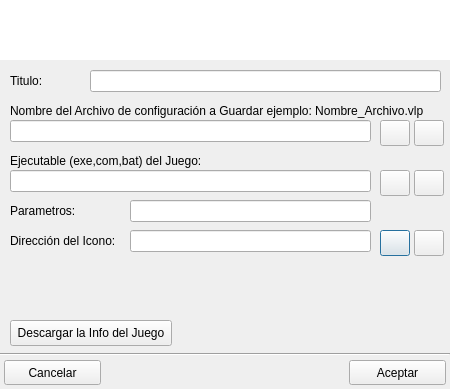
First picture: the form in ui/vdmsound.ui, repository Monthy/gr-lida, before the edit.
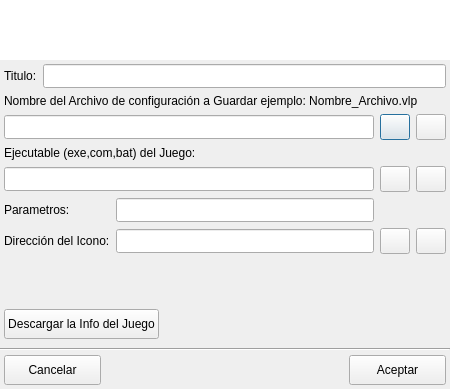
Second picture: the form after the edit. Icons and pictures are not drawn.

What changed in the file:
```diff
--- a/ui/vdmsound.ui
+++ b/ui/vdmsound.ui
@@ -135,249 +135,292 @@
        <verstretch>0</verstretch>
       </sizepolicy>
      </property>
-     <widget class="QLabel" name="lb_Vdms_3" >
-      <property name="geometry" >
-       <rect>
-        <x>10</x>
-        <y>140</y>
-        <width>111</width>
-        <height>21</height>
-       </rect>
+     <layout class="QVBoxLayout" name="verticalLayout" >
+      <property name="leftMargin" >
+       <number>4</number>
       </property>
-      <property name="text" >
-       <string>Parametros:</string>
+      <property name="topMargin" >
+       <number>4</number>
       </property>
-     </widget>
-     <widget class="QLabel" name="lb_Vdms_4" >
-      <property name="geometry" >
-       <rect>
-        <x>10</x>
-        <y>170</y>
-        <width>111</width>
-        <height>21</height>
-       </rect>
+      <property name="rightMargin" >
+       <number>4</number>
       </property>
-      <property name="text" >
-       <string>Dirección del Icono:</string>
-      </property>
-     </widget>
-     <widget class="QPushButton" name="btnVdms_Icono" >
-      <property name="geometry" >
-       <rect>
-        <x>380</x>
-        <y>170</y>
-        <width>30</width>
-        <height>26</height>
-       </rect>
-      </property>
-      <property name="text" >
-       <string/>
-      </property>
-      <property name="icon" >
-       <iconset resource="../res/grlida.qrc" >
-        <normaloff>:/img16/carpeta_1.png</normaloff>:/img16/carpeta_1.png</iconset>
-      </property>
-     </widget>
-     <widget class="QPushButton" name="btnVdms_ExeJuego" >
-      <property name="geometry" >
-       <rect>
-        <x>380</x>
-        <y>110</y>
-        <width>30</width>
-        <height>26</height>
-       </rect>
-      </property>
-      <property name="text" >
-       <string/>
-      </property>
-      <property name="icon" >
-       <iconset resource="../res/grlida.qrc" >
-        <normaloff>:/img16/carpeta_1.png</normaloff>:/img16/carpeta_1.png</iconset>
-      </property>
-     </widget>
-     <widget class="QPushButton" name="btnVdms_FileConfg" >
-      <property name="geometry" >
-       <rect>
-        <x>380</x>
-        <y>60</y>
-        <width>30</width>
-        <height>26</height>
-       </rect>
-      </property>
-      <property name="text" >
-       <string/>
-      </property>
-      <property name="icon" >
-       <iconset resource="../res/grlida.qrc" >
-        <normaloff>:/img16/carpeta_1.png</normaloff>:/img16/carpeta_1.png</iconset>
-      </property>
-     </widget>
-     <widget class="QLabel" name="lb_Vdms_1" >
-      <property name="geometry" >
-       <rect>
-        <x>10</x>
-        <y>40</y>
-        <width>431</width>
-        <height>21</height>
-       </rect>
-      </property>
-      <property name="text" >
-       <string>Nombre del Archivo de configuración a Guardar ejemplo: Nombre_Archivo.vlp</string>
-      </property>
-     </widget>
-     <widget class="QLabel" name="lb_Datos_1" >
-      <property name="geometry" >
-       <rect>
-        <x>10</x>
-        <y>10</y>
-        <width>71</width>
-        <height>21</height>
-       </rect>
-      </property>
-      <property name="text" >
-       <string>Titulo:</string>
-      </property>
-     </widget>
-     <widget class="QLineEdit" name="txtDatos_Titulo" >
-      <property name="geometry" >
-       <rect>
-        <x>90</x>
-        <y>10</y>
-        <width>351</width>
-        <height>22</height>
-       </rect>
-      </property>
-     </widget>
-     <widget class="QLabel" name="lb_Vdms_2" >
-      <property name="geometry" >
-       <rect>
-        <x>10</x>
-        <y>90</y>
-        <width>361</width>
-        <height>21</height>
-       </rect>
-      </property>
-      <property name="text" >
-       <string>Ejecutable (exe,com,bat) del Juego:</string>
-      </property>
-     </widget>
-     <widget class="QLineEdit" name="txtVdms_params" >
-      <property name="geometry" >
-       <rect>
-        <x>130</x>
-        <y>140</y>
-        <width>241</width>
-        <height>22</height>
-       </rect>
-      </property>
-     </widget>
-     <widget class="QLineEdit" name="txtVdms_path_conf" >
-      <property name="geometry" >
-       <rect>
-        <x>10</x>
-        <y>60</y>
-        <width>361</width>
-        <height>22</height>
-       </rect>
-      </property>
-     </widget>
-     <widget class="QLineEdit" name="txtVdms_path_exe" >
-      <property name="geometry" >
-       <rect>
-        <x>10</x>
-        <y>110</y>
-        <width>361</width>
-        <height>22</height>
-       </rect>
-      </property>
-     </widget>
-     <widget class="QLineEdit" name="txtVdms_icon" >
-      <property name="geometry" >
-       <rect>
-        <x>130</x>
-        <y>170</y>
-        <width>241</width>
-        <height>22</height>
-       </rect>
-      </property>
-     </widget>
-     <widget class="QPushButton" name="btnVdms_Icono_clear" >
-      <property name="geometry" >
-       <rect>
-        <x>414</x>
-        <y>170</y>
-        <width>30</width>
-        <height>26</height>
-       </rect>
-      </property>
-      <property name="maximumSize" >
-       <size>
-        <width>30</width>
-        <height>26</height>
-       </size>
-      </property>
-      <property name="icon" >
-       <iconset resource="../res/grlida.qrc" >
-        <normaloff>:/img16/limpiar.png</normaloff>:/img16/limpiar.png</iconset>
-      </property>
-     </widget>
-     <widget class="QPushButton" name="btnVdms_FileConfg_clear" >
-      <property name="geometry" >
-       <rect>
-        <x>414</x>
-        <y>60</y>
-        <width>30</width>
-        <height>26</height>
-       </rect>
-      </property>
-      <property name="maximumSize" >
-       <size>
-        <width>30</width>
-        <height>26</height>
-       </size>
-      </property>
-      <property name="icon" >
-       <iconset resource="../res/grlida.qrc" >
-        <normaloff>:/img16/limpiar.png</normaloff>:/img16/limpiar.png</iconset>
-      </property>
-     </widget>
-     <widget class="QPushButton" name="btnVdms_ExeJuego_clear" >
-      <property name="geometry" >
-       <rect>
-        <x>414</x>
-        <y>110</y>
-        <width>30</width>
-        <height>26</height>
-       </rect>
-      </property>
-      <property name="maximumSize" >
-       <size>
-        <width>30</width>
-        <height>26</height>
-       </size>
-      </property>
-      <property name="icon" >
-       <iconset resource="../res/grlida.qrc" >
-        <normaloff>:/img16/limpiar.png</normaloff>:/img16/limpiar.png</iconset>
-      </property>
-     </widget>
-     <widget class="QPushButton" name="btnDescargarInfo" >
-      <property name="geometry" >
-       <rect>
-        <x>10</x>
-        <y>260</y>
-        <width>162</width>
-        <height>26</height>
-       </rect>
-      </property>
-      <property name="text" >
-       <string>Descargar la Info del Juego</string>
-      </property>
-      <property name="icon" >
-       <iconset resource="../res/grlida.qrc" >
-        <normaloff>:/img16/go-down.png</normaloff>:/img16/go-down.png</iconset>
-      </property>
-     </widget>
+      <item>
+       <layout class="QHBoxLayout" name="horizontalLayout" >
+        <item>
+         <widget class="QLabel" name="lb_Datos_1" >
+          <property name="text" >
+           <string>Titulo:</string>
+          </property>
+         </widget>
+        </item>
+        <item>
+         <widget class="QLineEdit" name="txtDatos_Titulo" >
+          <property name="minimumSize" >
+           <size>
+            <width>0</width>
+            <height>24</height>
+           </size>
+          </property>
+         </widget>
+        </item>
+       </layout>
+      </item>
+      <item>
+       <layout class="QGridLayout" name="gridLayout" >
+        <item row="0" column="0" colspan="4" >
+         <widget class="QLabel" name="lb_Vdms_1" >
+          <property name="text" >
+           <string>Nombre del Archivo de configuración a Guardar ejemplo: Nombre_Archivo.vlp</string>
+          </property>
+         </widget>
+        </item>
+        <item row="1" column="0" colspan="2" >
+         <widget class="QLineEdit" name="txtVdms_path_conf" >
+          <property name="minimumSize" >
+           <size>
+            <width>0</width>
+            <height>24</height>
+           </size>
+          </property>
+         </widget>
+        </item>
+        <item row="1" column="2" >
+         <widget class="QPushButton" name="btnVdms_FileConfg" >
+          <property name="minimumSize" >
+           <size>
+            <width>30</width>
+            <height>26</height>
+           </size>
+          </property>
+          <property name="maximumSize" >
+           <size>
+            <width>30</width>
+            <height>26</height>
+           </size>
+          </property>
+          <property name="text" >
+           <string/>
+          </property>
+          <property name="icon" >
+           <iconset resource="../res/grlida.qrc" >
+            <normaloff>:/img16/carpeta_1.png</normaloff>:/img16/carpeta_1.png</iconset>
+          </property>
+         </widget>
+        </item>
+        <item row="1" column="3" >
+         <widget class="QPushButton" name="btnVdms_FileConfg_clear" >
+          <property name="minimumSize" >
+           <size>
+            <width>30</width>
+            <height>26</height>
+           </size>
+          </property>
+          <property name="maximumSize" >
+           <size>
+            <width>30</width>
+            <height>26</height>
+           </size>
+          </property>
+          <property name="icon" >
+           <iconset resource="../res/grlida.qrc" >
+            <normaloff>:/img16/limpiar.png</normaloff>:/img16/limpiar.png</iconset>
+          </property>
+         </widget>
+        </item>
+        <item row="2" column="0" colspan="2" >
+         <widget class="QLabel" name="lb_Vdms_2" >
+          <property name="text" >
+           <string>Ejecutable (exe,com,bat) del Juego:</string>
+          </property>
+         </widget>
+        </item>
+        <item row="3" column="0" colspan="2" >
+         <widget class="QLineEdit" name="txtVdms_path_exe" >
+          <property name="minimumSize" >
+           <size>
+            <width>0</width>
+            <height>24</height>
+           </size>
+          </property>
+         </widget>
+        </item>
+        <item row="3" column="2" >
+         <widget class="QPushButton" name="btnVdms_ExeJuego" >
+          <property name="minimumSize" >
+           <size>
+            <width>30</width>
+            <height>26</height>
+           </size>
+          </property>
+          <property name="maximumSize" >
+           <size>
+            <width>30</width>
+            <height>26</height>
+           </size>
+          </property>
+          <property name="text" >
+           <string/>
+          </property>
+          <property name="icon" >
+           <iconset resource="../res/grlida.qrc" >
+            <normaloff>:/img16/carpeta_1.png</normaloff>:/img16/carpeta_1.png</iconset>
+          </property>
+         </widget>
+        </item>
+        <item row="3" column="3" >
+         <widget class="QPushButton" name="btnVdms_ExeJuego_clear" >
+          <property name="minimumSize" >
+           <size>
+            <width>30</width>
+            <height>26</height>
+           </size>
+          </property>
+          <property name="maximumSize" >
+           <size>
+            <width>30</width>
+            <height>26</height>
+           </size>
+          </property>
+          <property name="icon" >
+           <iconset resource="../res/grlida.qrc" >
+            <normaloff>:/img16/limpiar.png</normaloff>:/img16/limpiar.png</iconset>
+          </property>
+         </widget>
+        </item>
+        <item row="4" column="0" >
+         <widget class="QLabel" name="lb_Vdms_3" >
+          <property name="text" >
+           <string>Parametros:</string>
+          </property>
+         </widget>
+        </item>
+        <item row="4" column="1" >
+         <widget class="QLineEdit" name="txtVdms_params" >
+          <property name="minimumSize" >
+           <size>
+            <width>0</width>
+            <height>24</height>
+           </size>
+          </property>
+         </widget>
+        </item>
+        <item row="5" column="0" >
+         <widget class="QLabel" name="lb_Vdms_4" >
+          <property name="text" >
+           <string>Dirección del Icono:</string>
+          </property>
+         </widget>
+        </item>
+        <item row="5" column="1" >
+         <widget class="QLineEdit" name="txtVdms_icon" >
+          <property name="minimumSize" >
+           <size>
+            <width>0</width>
+            <height>24</height>
+           </size>
+          </property>
+         </widget>
+        </item>
+        <item row="5" column="2" >
+         <widget class="QPushButton" name="btnVdms_Icono" >
+          <property name="minimumSize" >
+           <size>
+            <width>30</width>
+            <height>26</height>
+           </size>
+          </property>
+          <property name="maximumSize" >
+           <size>
+            <width>30</width>
+            <height>26</height>
+           </size>
+          </property>
+          <property name="text" >
+           <string/>
+          </property>
+          <property name="icon" >
+           <iconset resource="../res/grlida.qrc" >
+            <normaloff>:/img16/carpeta_1.png</normaloff>:/img16/carpeta_1.png</iconset>
+          </property>
+         </widget>
+        </item>
+        <item row="5" column="3" >
+         <widget class="QPushButton" name="btnVdms_Icono_clear" >
+          <property name="minimumSize" >
+           <size>
+            <width>30</width>
+            <height>26</height>
+           </size>
+          </property>
+          <property name="maximumSize" >
+           <size>
+            <width>30</width>
+            <height>26</height>
+           </size>
+          </property>
+          <property name="icon" >
+           <iconset resource="../res/grlida.qrc" >
+            <normaloff>:/img16/limpiar.png</normaloff>:/img16/limpiar.png</iconset>
+          </property>
+         </widget>
+        </item>
+       </layout>
+      </item>
+      <item>
+       <spacer name="verticalSpacer" >
+        <property name="orientation" >
+         <enum>Qt::Vertical</enum>
+        </property>
+        <property name="sizeHint" stdset="0" >
+         <size>
+          <width>20</width>
+          <height>51</height>
+         </size>
+        </property>
+       </spacer>
+      </item>
+      <item>
+       <layout class="QHBoxLayout" name="horizontalLayout_2" >
+        <item>
+         <widget class="QPushButton" name="btnDescargarInfo" >
+          <property name="sizePolicy" >
+           <sizepolicy vsizetype="Fixed" hsizetype="Preferred" >
+            <horstretch>0</horstretch>
+            <verstretch>0</verstretch>
+           </sizepolicy>
+          </property>
+          <property name="minimumSize" >
+           <size>
+            <width>0</width>
+            <height>30</height>
+           </size>
+          </property>
+          <property name="text" >
+           <string>Descargar la Info del Juego</string>
+          </property>
+          <property name="icon" >
+           <iconset resource="../res/grlida.qrc" >
+            <normaloff>:/img16/go-down.png</normaloff>:/img16/go-down.png</iconset>
+          </property>
+         </widget>
+        </item>
+        <item>
+         <spacer name="horizontalSpacer" >
+          <property name="orientation" >
+           <enum>Qt::Horizontal</enum>
+          </property>
+          <property name="sizeHint" stdset="0" >
+           <size>
+            <width>40</width>
+            <height>20</height>
+           </size>
+          </property>
+         </spacer>
+        </item>
+       </layout>
+      </item>
+     </layout>
     </widget>
    </item>
    <item>
@@ -400,13 +443,7 @@
        <property name="minimumSize" >
         <size>
          <width>97</width>
-         <height>25</height>
-        </size>
-       </property>
-       <property name="maximumSize" >
-        <size>
-         <width>97</width>
-         <height>25</height>
+         <height>30</height>
         </size>
        </property>
        <property name="text" >
@@ -439,13 +476,7 @@
        <property name="minimumSize" >
         <size>
          <width>97</width>
-         <height>25</height>
-        </size>
-       </property>
-       <property name="maximumSize" >
-        <size>
-         <width>97</width>
-         <height>25</height>
+         <height>30</height>
         </size>
        </property>
        <property name="text" >
```
